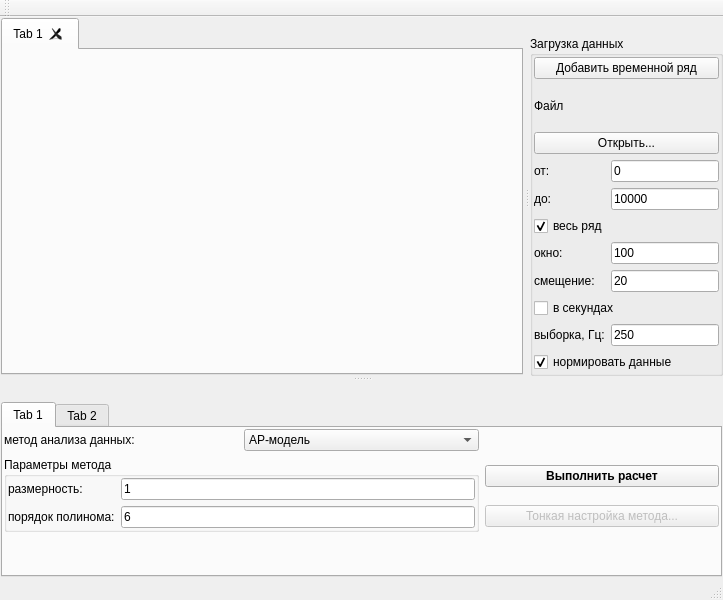
Above: src/mainwindow.ui from zOrg1331/qznonstat before the change. Below: the same form after it.
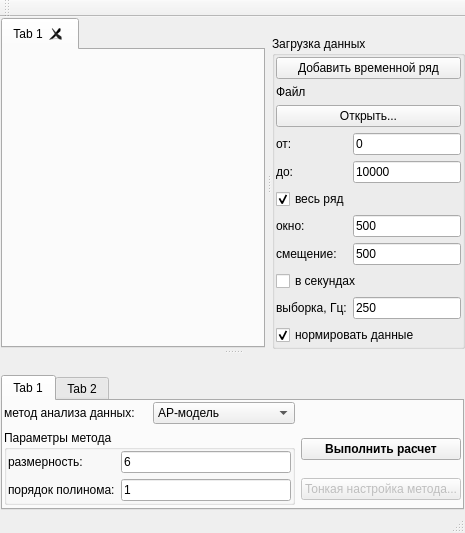
That is the form after the change.

Commit message:
интерфейсные улучшения по замечаниям Алены
* окно отчета по кластеризации
* размер главного окна приложения уменьшен
* изменены параметры по умолчанию

Diff of the .ui file:
```diff
--- a/src/mainwindow.ui
+++ b/src/mainwindow.ui
@@ -6,8 +6,8 @@
    <rect>
     <x>0</x>
     <y>0</y>
-    <width>723</width>
-    <height>600</height>
+    <width>438</width>
+    <height>514</height>
    </rect>
   </property>
   <property name="windowTitle">
@@ -149,7 +149,7 @@
         <item row="6" column="1">
          <widget class="QLineEdit" name="dataWindowEdit">
           <property name="text">
-           <string>100</string>
+           <string>500</string>
           </property>
          </widget>
         </item>
@@ -163,7 +163,7 @@
         <item row="7" column="1">
          <widget class="QLineEdit" name="dataStepEdit">
           <property name="text">
-           <string>20</string>
+           <string>500</string>
           </property>
          </widget>
         </item>
@@ -271,14 +271,14 @@
             <item row="0" column="1">
              <widget class="QLineEdit" name="dataAnalysisParam1Edit">
               <property name="text">
-               <string>1</string>
+               <string>6</string>
               </property>
              </widget>
             </item>
             <item row="1" column="1">
              <widget class="QLineEdit" name="dataAnalysisParam2Edit">
               <property name="text">
-               <string>6</string>
+               <string>1</string>
               </property>
              </widget>
             </item>
```
Left out of the diff: 4 changed lines with no effect on the pictures. The commit also changes 3 other files.
